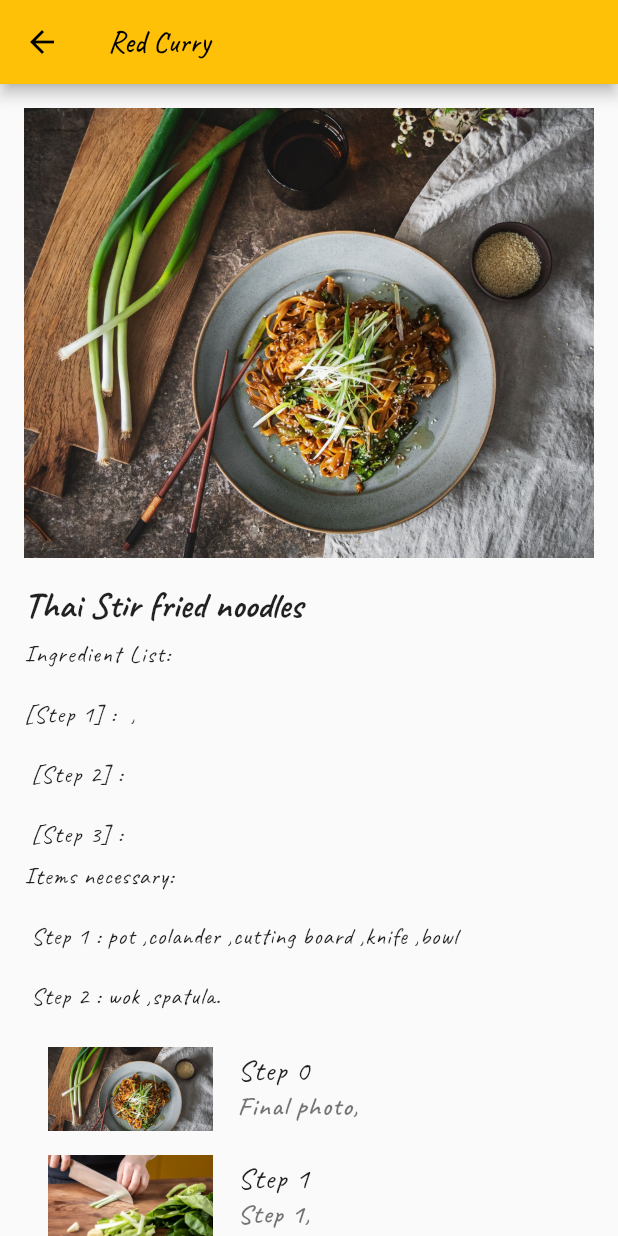
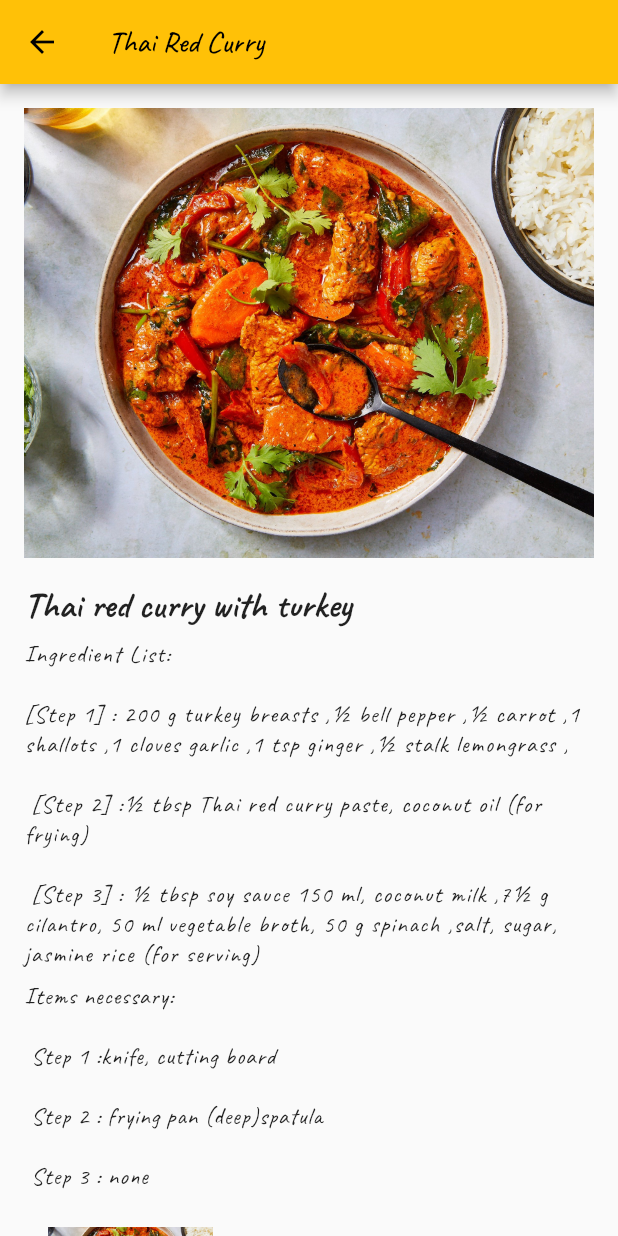
Before and after one commit to bidou10/recipe_kitchen_app, a Flutter app: the ThaiRedCurry screen opened directly, on a phone screen of 412 x 824 dp. Run offline on Flutter 3.47's test engine with Material 2 defaults, Android fonts, the light colour scheme and no system bars; our stand-ins replace flutter_sticky_header, font_awesome_flutter, google_fonts, sticky_headers; missing offline and left inert: countries_flag, flag; network calls fail; project files that could hold a hidden picture were left out.

Commit message:
thai red curry done

```diff
--- a/lib/thai/thai.dart
+++ b/lib/thai/thai.dart
@@ -54,7 +54,7 @@ class _ThaiPageState extends State<ThaiPage> {
                     builder: (context) => ThaiClassic(),
                   ),
                 );
-              } else if (nameRecipe[index] == "Red curry") {
+              } else if (nameRecipe[index] == "Thai Red Curry") {
                 Navigator.push(
                   context,
                   MaterialPageRoute(
@@ -81,7 +81,7 @@ class _ThaiPageState extends State<ThaiPage> {
 final nameRecipe = [
   "Pad Thai Shrimp",
   "Thai Stir Fried Noodles",
-  "Red Curry",
+  "Thai Red Curry",
   "Minced pork",
   "Fried Chicken",
   "Green Papaya",
@@ -91,9 +91,9 @@ final nameRecipe = [
 ];
 
 final imageUrls = [
-  "https://data.asiahighlights.com/image/travel-guide/thailand/thai-food/pad-thai.webp",
+  "https://food.fnr.sndimg.com/content/dam/images/food/fullset/2009/4/14/2/FNM060109WE031_s4x3.jpg.rend.hgtvcom.616.462.suffix/1371589419461.jpeg",
   "https://www.awesomecuisine.com/wp-content/uploads/2015/12/pad-see-ew.jpg",
-  "https://data.asiahighlights.com/image/travel-guide/thailand/thai-food/thai-red-curry(1).webp",
+  "https://images.services.kitchenstories.io/gqslNuqfstd1T9mtoE64Q1mTmgw=/1920x0/filters:quality(85)/images.kitchenstories.io/wagtailOriginalImages/R2960-final-photo-2.jpg",
   "https://data.asiahighlights.com/image/travel-guide/thailand/thai-food/Minced-Pork-Stir-Fried-with-Thai-Basil.webp",
   "https://data.asiahighlights.com/image/travel-guide/thailand/thai-food/Stir-Fried-Chicken-with-Cashew-Nuts.webp",
   "https://data.asiahighlights.com/image/travel-guide/thailand/thai-food/Spicy-Green-Papaya-Salad.webp",
--- a/lib/thai/thaiRedCurry.dart
+++ b/lib/thai/thaiRedCurry.dart
@@ -12,7 +12,7 @@ class ThaiRedCurry extends StatelessWidget {
   Widget build(BuildContext context) {
     return Scaffold(
       appBar: AppBar(
-        title: Text('Red Curry'),
+        title: Text('Thai Red Curry'),
       ),
       body: SingleChildScrollView(
         padding: EdgeInsets.all(16.0),
@@ -20,14 +20,14 @@ class ThaiRedCurry extends StatelessWidget {
           crossAxisAlignment: CrossAxisAlignment.start,
           children: [
             Image.asset(
-              'assets/step/thai_stir_M.jpeg',
+              'assets/step/red_curry_M.jpeg',
               height: 300,
               width: double.infinity,
               fit: BoxFit.cover,
             ),
             SizedBox(height: 16.0),
             Text(
-              'Thai Stir fried noodles',
+              'Thai red curry with turkey',
               style: TextStyle(
                 fontSize: 24.0,
                 fontWeight: FontWeight.bold,
@@ -35,7 +35,7 @@ class ThaiRedCurry extends StatelessWidget {
             ),
             SizedBox(height: 8.0),
             Text(
-              'Ingredient List: \n\n[Step 1] :  ,\n\n [Step 2] : \n\n [Step 3] :  ',
+              'Ingredient List: \n\n[Step 1] : 200 g turkey breasts ,½ bell pepper ,½ carrot ,1 shallots ,1 cloves garlic ,1 tsp ginger ,½ stalk lemongrass ,\n\n [Step 2] :½ tbsp Thai red curry paste, coconut oil (for frying) \n\n [Step 3] : ½ tbsp soy sauce 150 ml, coconut milk ,7½ g cilantro, 50 ml vegetable broth, 50 g spinach ,salt, sugar, jasmine rice (for serving) ',
               style: TextStyle(
                 letterSpacing: 0.8,
                 fontSize: 16.0,
@@ -45,13 +45,13 @@ class ThaiRedCurry extends StatelessWidget {
               height: 8.0,
             ),
             Text(
-              'Items necessary: \n\n Step 1 : pot ,colander ,cutting board ,knife ,bowl \n\n Step 2 : wok ,spatula.',
+              'Items necessary: \n\n Step 1 :knife, cutting board \n\n Step 2 : frying pan (deep)spatula \n\n Step 3 : none',
               style: TextStyle(fontSize: 16, letterSpacing: 0.5),
             ),
             SizedBox(height: 16.0),
             Column(
               children: List.generate(
-                imageThaiClassic.length,
+                imageRedCurry.length,
                 (index) {
                   return ListTile(
                     leading: SizedBox(
@@ -64,7 +64,10 @@ class ThaiRedCurry extends StatelessWidget {
                     ),
                     title: Text(
                       'Step $index',
-                      style: TextStyle(fontSize: 20, letterSpacing: 0.6),
+                      style: TextStyle(
+                          fontSize: 20,
+                          letterSpacing: 0.6,
+                          fontWeight: FontWeight.w700),
                     ),
                     subtitle: Text(
                       '${product[index]['info']},',
@@ -94,26 +97,29 @@ class ThaiRedCurry extends StatelessWidget {
 
 const product = [
   {
-    "assets": "assets/step/thai_stir_M.jpeg",
+    "assets": "assets/step/red_curry_M.jpeg",
     "info": "Final photo",
   },
   {
-    "assets": "assets/step/thai_stir_S1.jpeg",
-    "info": "Step 1",
+    "assets": "assets/step/red_curry_S1.jpeg",
+    "info":
+        "Cut turkey breast into approx. 2 cm/ 0.8 in. wide strips. Remove the core and slice the bell pepper into strips. Slice carrot diagonally. Halve shallots and slice into fine rings. Peel and finely mince garlic and ginger. Smash lemongrass with the back of a knife and chop finely.",
   },
   {
-    "assets": "assets/step/thai_stir_S2.jpeg",
-    "info": "Step 2",
+    "assets": "assets/step/red_curry_S2.jpeg",
+    "info":
+        "In a deep frying pan or a wok, heat some coconut oil over medium heat. Once it’s melted, add shallots, ginger and garlic. Fry for approx. 2–3 min., until the shallots have softened and turned translucent. Add Thai curry paste and lemongrass and fry for approx. 1 min. until fragrant. Then add the turkey pieces and fry for approx. 3–5 min. while stirring. Add vegetables and let cook for approx. 2 min.",
   },
   {
-    "assets": "assets/step/thai_stir_S3.jpeg",
-    "info": "Step 3",
+    "assets": "assets/step/red_curry_S3.jpeg",
+    "info":
+        "Deglaze with coconut milk, then season with soy sauce. Let simmer for approx. 15–20 min. or until the turkey is cooked through. Meanwhile, roughly chop most of the cilantro and set some aside for garnishing. If the curry is too creamy, add a little bit of broth one splash at a time until the desired consistency is reached. Then add spinach and cook briefly until the leaves wilt. Stir in the cilantro and season the curry with salt and sugar to taste. Serve with cooked jasmine rice and garnish with remaining cilantro.",
   },
 ];
 
-final imageThaiStir = [
-  "assets/step/thai_stir_M.jpeg",
-  "assets/step/thai_stir_S1.jpeg",
-  "assets/step/thai_stir_S2.jpeg",
-  "assets/step/thai_stir_S3.jpeg",
+final imageRedCurry = [
+  "assets/step/red_curry_M.jpeg",
+  "assets/step/red_curry_S1.jpeg",
+  "assets/step/red_curry_S2.jpeg",
+  "assets/step/red_curry_S3.jpeg",
 ];
--- a/lib/thai/thaiShrimp.dart
+++ b/lib/thai/thaiShrimp.dart
@@ -65,7 +65,10 @@ class ThaiShrimp extends StatelessWidget {
                     ),
                     title: Text(
                       'Step $index',
-                      style: TextStyle(fontSize: 20, letterSpacing: 0.6),
+                      style: TextStyle(
+                          fontSize: 20,
+                          letterSpacing: 0.6,
+                          fontWeight: FontWeight.w800),
                     ),
                     subtitle: Text(
                       '${product[index]['info']},',
--- a/pubspec.yaml
+++ b/pubspec.yaml
@@ -93,7 +93,10 @@ flutter:
     - assets/step/pad_Thai_Shrimp_S4.jpeg
     - assets/step/pad_Thai_Shrimp_S5.jpeg
     - assets/step/pad_Thai_Shrimp_S6.jpeg
-
+    - assets/step/red_curry_M.jpeg
+    - assets/step/red_curry_S1.jpeg
+    - assets/step/red_curry_S2.jpeg
+    - assets/step/red_curry_S3.jpeg
 
 
   # An image asset can refer to one or more resolution-specific "variants", see
```
Also changed, not shown: assets/step/red_curry_M.jpeg (added), assets/step/red_curry_S1.jpeg (added), assets/step/red_curry_S2.jpeg (added), assets/step/red_curry_S3.jpeg (added).
